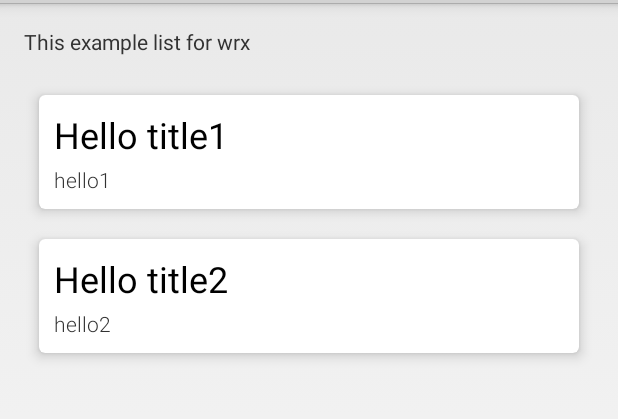
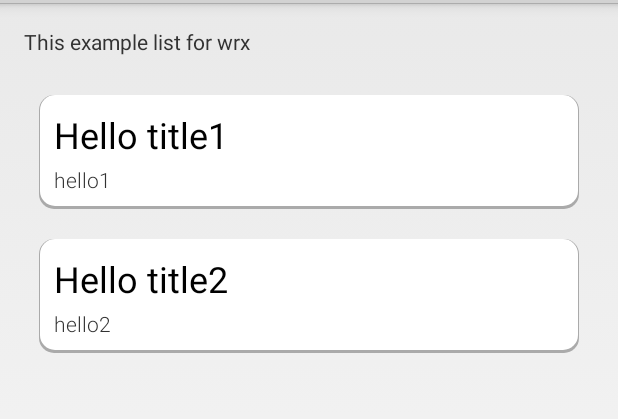
Before and after one commit to wuruixiong/MyTestDemoList, an Android app: the screen it shows after launch (MainActivity), on a phone screen of 412 x 824 dp, the part 69-488 px from its top. Run offline under Robolectric (Android 15) with nearby library versions, the phone set to English and light mode, and no system bars.

Commit message:
delete unwanted libs

```diff
--- a/app/src/main/java/com/wrx/mytest/MainActivity.java
+++ b/app/src/main/java/com/wrx/mytest/MainActivity.java
@@ -11,6 +11,7 @@ import android.widget.AdapterView;
 import android.widget.BaseAdapter;
 import android.widget.GridView;
 import android.widget.TextView;
+
 
 /**
  * A simple launcher activity offering access to the individual samples in this project.
--- a/app/src/main/java/com/wrx/mytest/TestActivity1.java
+++ b/app/src/main/java/com/wrx/mytest/TestActivity1.java
@@ -2,7 +2,6 @@ package com.wrx.mytest;
 
 import android.app.Activity;
 import android.os.Bundle;
-import android.support.annotation.Nullable;
 import android.widget.TextView;
 
 /**
@@ -12,7 +11,7 @@ import android.widget.TextView;
 public class TestActivity1 extends Activity{
 
     @Override
-    protected void onCreate(@Nullable Bundle savedInstanceState) {
+    protected void onCreate(Bundle savedInstanceState) {
         super.onCreate(savedInstanceState);
         TextView textView = new TextView(this);
         textView.setText("Hello1");
--- a/app/src/main/java/com/wrx/mytest/TestActivity2.java
+++ b/app/src/main/java/com/wrx/mytest/TestActivity2.java
@@ -2,7 +2,6 @@ package com.wrx.mytest;
 
 import android.app.Activity;
 import android.os.Bundle;
-import android.support.annotation.Nullable;
 import android.widget.TextView;
 
 /**
@@ -12,7 +11,7 @@ import android.widget.TextView;
 public class TestActivity2 extends Activity{
 
     @Override
-    protected void onCreate(@Nullable Bundle savedInstanceState) {
+    protected void onCreate(Bundle savedInstanceState) {
         super.onCreate(savedInstanceState);
         TextView textView = new TextView(this);
         textView.setText("Hello2");
--- /dev/null
+++ b/app/src/main/res/drawable/shadow.xml
@@ -0,0 +1,9 @@
+<?xml version="1.0" encoding="utf-8"?>
+<selector xmlns:android="http://schemas.android.com/apk/res/android">
+
+<item android:drawable="@drawable/shadow_press" android:state_pressed="true"/>
+<item android:drawable="@drawable/shadow_normal" android:state_focused="false" android:state_pressed="false"/>
+<item android:drawable="@drawable/shadow_press"  android:state_focused="true"/>
+<item android:drawable="@drawable/shadow_normal" android:state_focused="false"/>
+
+</selector>
--- /dev/null
+++ b/app/src/main/res/drawable/shadow_normal.xml
@@ -0,0 +1,17 @@
+<?xml version="1.0" encoding="utf-8"?>
+<layer-list xmlns:android="http://schemas.android.com/apk/res/android">
+    <item >
+        <shape
+            android:shape="rectangle">
+            <solid android:color="@android:color/darker_gray" />
+            <corners android:radius="10dp"/>
+        </shape>
+    </item>
+    <item android:right="1dp" android:left="1dp" android:bottom="2dp">
+        <shape
+            android:shape="rectangle">
+            <solid android:color="@android:color/white"/>
+            <corners android:radius="10dp"/>
+        </shape>
+    </item>
+</layer-list>
--- /dev/null
+++ b/app/src/main/res/drawable/shadow_press.xml
@@ -0,0 +1,17 @@
+<?xml version="1.0" encoding="utf-8"?>
+<layer-list xmlns:android="http://schemas.android.com/apk/res/android">
+    <item >
+        <shape
+            android:shape="rectangle">
+            <solid android:color="@android:color/darker_gray" />
+            <corners android:radius="10dp"/>
+        </shape>
+    </item>
+    <item android:right="1dp" android:left="1dp" android:bottom="2dp">
+        <shape
+            android:shape="rectangle">
+            <solid android:color="@android:color/darker_gray"/>
+            <corners android:radius="10dp"/>
+        </shape>
+    </item>
+</layer-list>
--- a/app/src/main/res/layout/activity_main.xml
+++ b/app/src/main/res/layout/activity_main.xml
@@ -35,6 +35,8 @@
         android:paddingLeft="@dimen/horizontal_page_margin"
         android:paddingRight="@dimen/horizontal_page_margin"
         android:paddingBottom="@dimen/vertical_page_margin"
-        android:scrollbarStyle="outsideOverlay" />
+        android:scrollbarStyle="outsideOverlay"
+        android:listSelector="#00000000"
+        />
 
 </LinearLayout>
--- a/app/src/main/res/layout/sample_item.xml
+++ b/app/src/main/res/layout/sample_item.xml
@@ -1,34 +1,33 @@
 <FrameLayout xmlns:android="http://schemas.android.com/apk/res/android"
     android:layout_width="match_parent"
-    android:layout_height="wrap_content">
-
-    <android.support.v7.widget.CardView
-        style="@style/Widget.SampleDashboard.Card"
-        android:layout_width="match_parent"
-        android:layout_height="wrap_content">
+    android:layout_height="wrap_content"
+    android:gravity="center"
+    android:padding="10dp"
+    >
 
         <LinearLayout
-            style="@style/Widget.SampleDashboard.Item"
             android:layout_width="match_parent"
             android:layout_height="wrap_content"
-            android:orientation="vertical">
+            android:orientation="vertical"
+            android:layout_gravity="center"
+            android:background="@drawable/shadow"
+            android:padding="10dp"
+            >
 
             <TextView
                 android:id="@android:id/text1"
                 style="@style/Widget.SampleDashboard.Item.Title"
-                android:layout_width="match_parent"
+                android:layout_width="wrap_content"
                 android:layout_height="wrap_content"
                 />
 
             <TextView
                 android:id="@android:id/text2"
                 style="@style/Widget.SampleDashboard.Item.Description"
-                android:layout_width="match_parent"
+                android:layout_width="wrap_content"
                 android:layout_height="wrap_content"
                 />
 
         </LinearLayout>
 
-    </android.support.v7.widget.CardView>
-
 </FrameLayout>
--- a/app/src/main/res/values/template-styles.xml
+++ b/app/src/main/res/values/template-styles.xml
@@ -18,17 +18,6 @@
 
     <style name="Widget" />
 
-    <style name="Widget.SampleDashboard.Card" parent="CardView.Light">
-        <item name="android:gravity">center</item>
-        <item name="android:layout_margin">10dp</item>
-        <item name="cardCornerRadius">4dp</item>
-        <item name="cardElevation">5dp</item>
-        <item name="contentPadding">10dp</item>
-    </style>
-
-    <style name="Widget.SampleDashboard.Item" parent="Widget">
-    </style>
-
     <style name="Widget.SampleDashboard.Item.Title" parent="Widget">
         <item name="android:layout_marginBottom">@dimen/margin_tiny</item>
         <item name="android:textAppearance">?android:textAppearanceLarge</item>
@@ -41,34 +30,4 @@
         <item name="android:fontFamily">sans-serif-light</item>
     </style>
 
-    <declare-styleable name="CardView">
-        <attr format="color" name="cardBackgroundColor"/>
-        <attr format="dimension" name="cardCornerRadius"/>
-        <attr format="dimension" name="cardElevation"/>
-        <attr format="dimension" name="cardMaxElevation"/>
-        <attr format="boolean" name="cardUseCompatPadding"/>
-        <attr format="boolean" name="cardPreventCornerOverlap"/>
-        <attr format="dimension" name="contentPadding"/>
-        <attr format="dimension" name="contentPaddingLeft"/>
-        <attr format="dimension" name="contentPaddingRight"/>
-        <attr format="dimension" name="contentPaddingTop"/>
-        <attr format="dimension" name="contentPaddingBottom"/>
-        <attr name="android:minWidth"/>
-        <attr name="android:minHeight"/>
-    </declare-styleable>
-    <dimen name="cardview_compat_inset_shadow">1dp</dimen>
-    <dimen name="cardview_default_elevation">2dp</dimen>
-    <dimen name="cardview_default_radius">2dp</dimen>
-    <style name="Base.CardView" parent="android:Widget">
-        <item name="cardCornerRadius">@dimen/cardview_default_radius</item>
-        <item name="cardElevation">@dimen/cardview_default_elevation</item>
-        <item name="cardMaxElevation">@dimen/cardview_default_elevation</item>
-        <item name="cardUseCompatPadding">false</item>
-        <item name="cardPreventCornerOverlap">true</item>
-    </style>
-    <style name="CardView" parent="Base.CardView">
-    </style>
-    <style name="CardView.Light">
-        <item name="cardBackgroundColor">#FFFFFFFF</item>
-    </style>
 </resources>
```
Also changed, not shown: app/build.gradle (+1 -9 lines), app/libs/android-support-v7-cardview.jar (deleted), 2 other files.
